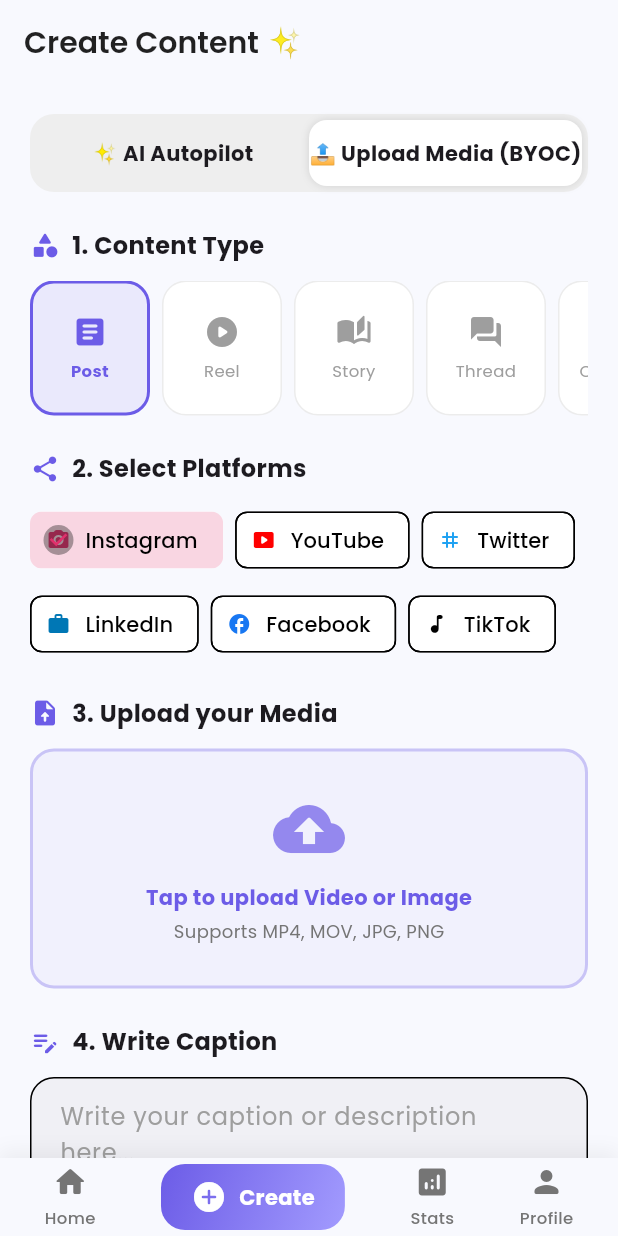
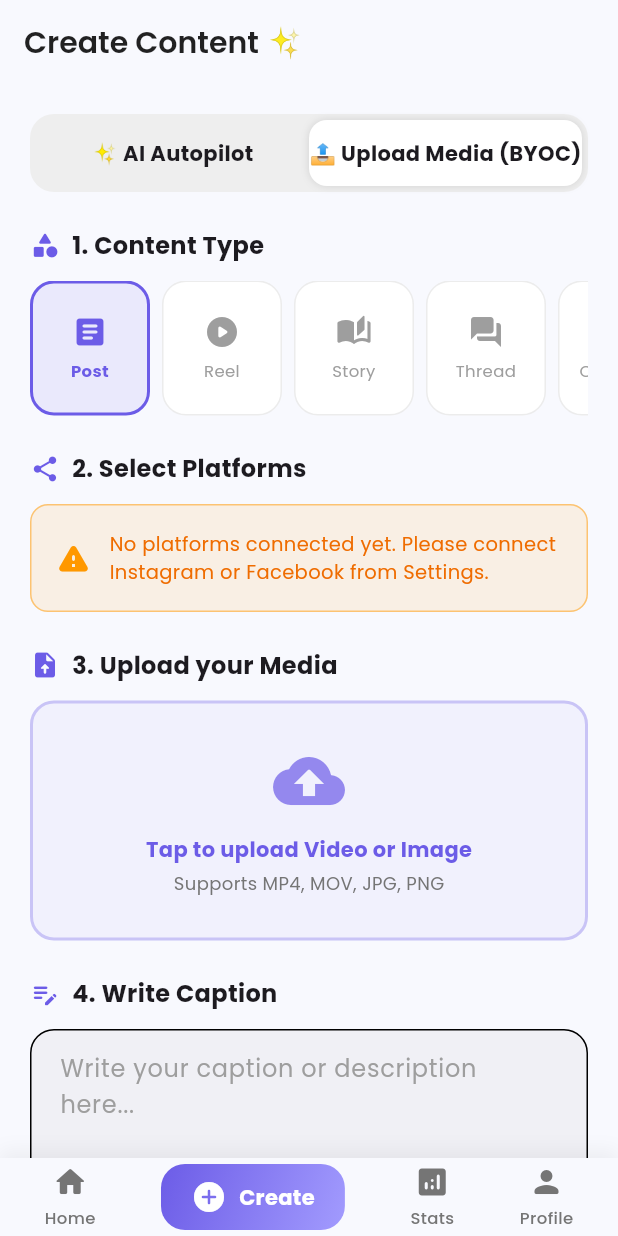
Before and after one commit to IamNG/ViralFlowAutomation, a Flutter app: the CreateContentPage screen opened by its route, after a tap on "📤 Upload Media (BYOC)", on a phone screen of 412 x 824 dp. Run offline on Flutter 3.47's test engine with Material 3 defaults, Android fonts, the phone set to English and light mode, and no system bars; our stand-ins replace file_picker, fl_chart, flutter_riverpod, freezed_annotation, go_router, google_fonts and 1 more; missing offline and left inert: razorpay_flutter; accounts and stored records are empty; generated files the repository leaves out were written again.

Commit message:
feat: Realtime Dynamic Social Platforms integration for Phase 2

```diff
--- a/lib/core/providers/providers.dart
+++ b/lib/core/providers/providers.dart
@@ -97,3 +97,8 @@
 final connectedPlatformsProvider = FutureProvider.autoDispose((ref) async {
   return ref.read(oauthServiceProvider).getConnectedPlatforms();
 });
+
+// Connected platforms Stream provider
+final connectedPlatformsStreamProvider = StreamProvider.autoDispose<List<Map<String, dynamic>>>((ref) {
+  return ref.read(oauthServiceProvider).connectedPlatformsStream();
+});
--- a/lib/core/services/oauth_service.dart
+++ b/lib/core/services/oauth_service.dart
@@ -10,8 +10,22 @@
     final userId = _client.auth.currentUser?.id;
     if (userId == null) throw Exception('User not authenticated');
 
-    // Here we would typically call an edge function to get the OAuth URL
-    // For now, we simulate the redirection to an OAuth provider
+    // MOCK / SANDBOX Flow for Immediate Testing (Phase 2 Roadmap)
+    // Replace this with Real OAuth Edge Function redirect once Meta App gets approved.
+    if (platform == 'instagram' || platform == 'facebook') {
+      await Future.delayed(const Duration(seconds: 2)); // Simulate API handshake
+
+      await _client.from('connected_accounts').upsert({
+        'user_id': userId,
+        'platform': platform,
+        'platform_user_id': 'mock_${platform}_123',
+        'platform_username': '@developer_$platform',
+        'access_token': 'mock_access_token_${platform}_xxxx',
+        'is_active': true,
+      }, onConflict: 'user_id, platform');
+      return;
+    }
+
     final url = Uri.parse('https://example.com/oauth/authorize?platform=$platform&user_id=$userId');
     if (!await launchUrl(url, mode: LaunchMode.externalApplication)) {
       throw Exception('Could not launch $url');
@@ -24,7 +38,7 @@
 
     // Remove the OAuth token from database
     await _client
-        .from('platform_integrations')
+        .from('connected_accounts')
         .delete()
         .eq('user_id', userId)
         .eq('platform', platform);
@@ -35,10 +49,22 @@
     if (userId == null) return [];
 
     final response = await _client
-        .from('platform_integrations')
-        .select('platform, profile_name, profile_picture')
+        .from('connected_accounts')
+        .select('*')
         .eq('user_id', userId);
 
     return response;
   }
+
+  // Realtime stream for connected accounts
+  Stream<List<Map<String, dynamic>>> connectedPlatformsStream() {
+    final userId = _client.auth.currentUser?.id;
+    if (userId == null) return Stream.value([]);
+
+    return _client
+        .from('connected_accounts')
+        .stream(primaryKey: ['id'])
+        .eq('user_id', userId)
+        .map((data) => data.cast<Map<String, dynamic>>());
+  }
 }
--- a/lib/features/content/presentation/pages/create_content_page.dart
+++ b/lib/features/content/presentation/pages/create_content_page.dart
@@ -238,10 +238,38 @@
             // Step 2: Platform Selection
             _SectionTitle('2. Select Platforms', Icons.share_rounded),
             const SizedBox(height: 12),
-            Wrap(
+            ref.watch(connectedPlatformsStreamProvider).when(
+              data: (connectedData) {
+                final connectedNames = connectedData.map((e) => e['platform'] as String).toList();
+                final availablePlatforms = _platforms.where((p) => connectedNames.contains((p['platform'] as Platform).name)).toList();
+
+                if (availablePlatforms.isEmpty) {
+                  return Container(
+                    padding: const EdgeInsets.all(16),
+                    decoration: BoxDecoration(
+                      color: Colors.orange.withOpacity(0.1),
+                      borderRadius: BorderRadius.circular(12),
+                      border: Border.all(color: Colors.orange.withOpacity(0.5)),
+                    ),
+                    child: Row(
+                      children: [
+                        const Icon(Icons.warning_rounded, color: Colors.orange),
+                        const SizedBox(width: 12),
+                        Expanded(
+                          child: Text(
+                            'No platforms connected yet. Please connect Instagram or Facebook from Settings.',
+                            style: TextStyle(color: Colors.orange[800], fontSize: 13),
+                          ),
+                        ),
+                      ],
+                    ),
+                  );
+                }
+
+                return Wrap(
                   spacing: 8,
                   runSpacing: 8,
-              children: _platforms.map((item) {
+                  children: availablePlatforms.map((item) {
                     final isSelected = _selectedPlatforms.contains(item['platform']);
                     return FilterChip(
                       selected: isSelected,
@@ -260,6 +288,10 @@
                       checkmarkColor: item['color'] as Color,
                     );
                   }).toList(),
+                );
+              },
+              loading: () => const Center(child: CircularProgressIndicator()),
+              error: (e, _) => Text('Error loading platforms: $e', style: const TextStyle(color: Colors.red)),
             ),
             const SizedBox(height: 24),
 
```
Lines whose indentation alone changed are shown as unchanged.
